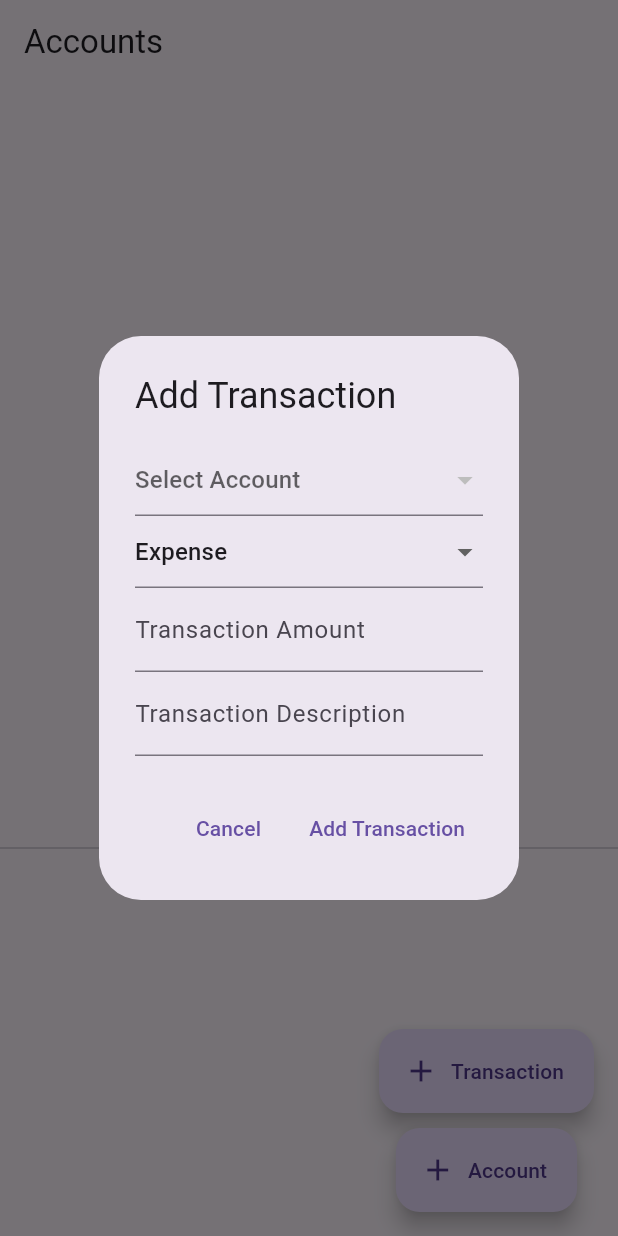
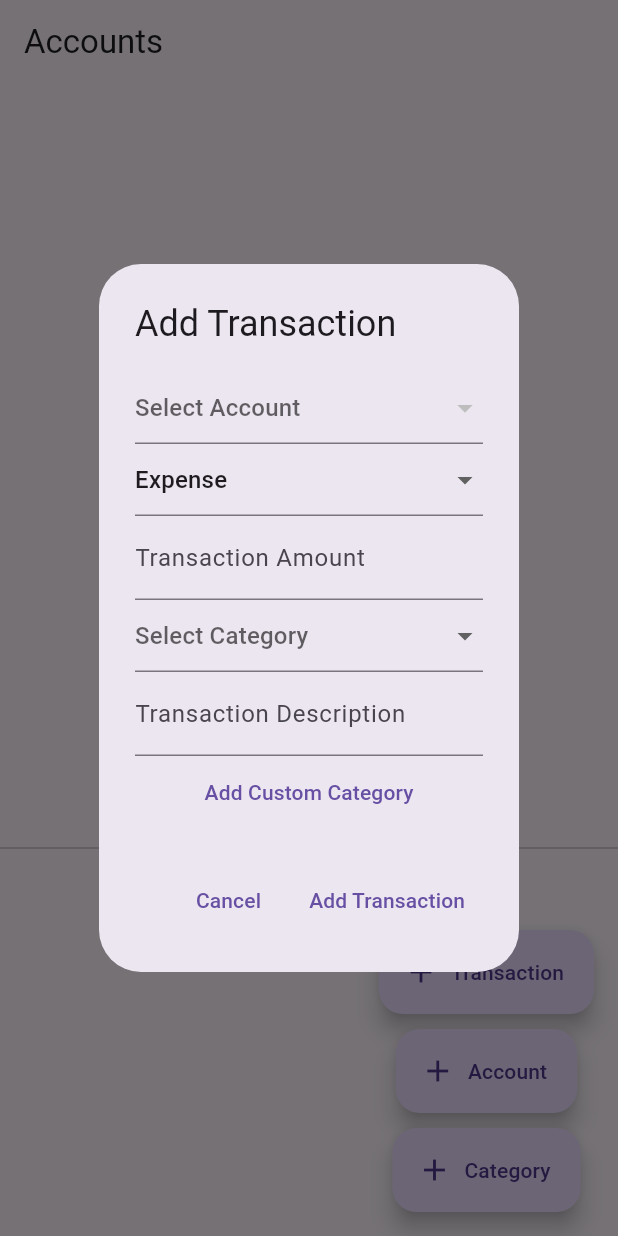
Before and after one commit to ali1altaf/WalletApp, a Flutter app: the screen it shows after launch, after a tap on "Transaction", on a phone screen of 412 x 824 dp. Run offline on Flutter 3.47's test engine with Material 3 defaults, Android fonts, the phone set to English and light mode, and no system bars; our stand-ins replace sqflite; accounts and stored records are empty.

Commit message:
wallet app

```diff
--- a/wallet_app/lib/database_helper.dart
+++ b/wallet_app/lib/database_helper.dart
@@ -18,7 +18,7 @@ class DatabaseHelper {
     final path = await getDatabasesPath();
     return openDatabase(
       join(path, 'accounts.db'),
-      version: 2, // Increment version to trigger onUpgrade
+      version: 3, // Increment version to trigger onUpgrade
       onCreate: _createDatabase,
       onUpgrade: _upgradeDatabase,
     );
@@ -42,28 +42,30 @@ class DatabaseHelper {
         amount REAL NOT NULL,
         date TEXT NOT NULL,
         type TEXT NOT NULL, -- 'credit' or 'debit'
+        category_id INTEGER NOT NULL DEFAULT 1
         FOREIGN KEY (account_id) REFERENCES accounts (id)
+        FOREIGN KEY (category_id) REFERENCES CategoryTable (id)
+      )
+    ''');
+
+    await db.execute('''
+      CREATE TABLE CategoryTable (
+        id INTEGER PRIMARY KEY AUTOINCREMENT,
+        name TEXT UNIQUE
       )
     ''');
   }
 
   /// Upgrade the database schema
-  Future<void> _upgradeDatabase(
-      Database db, int oldVersion, int newVersion) async {
+  Future<void> _upgradeDatabase(Database db, int oldVersion, int newVersion) async {
     if (oldVersion < 2) {
       await db.execute('''
-        CREATE TABLE transactions (
-          id INTEGER PRIMARY KEY AUTOINCREMENT,
-          account_id INTEGER NOT NULL,
-          description TEXT NULL,
-          amount REAL NOT NULL,
-          date TEXT NOT NULL,
-          type TEXT NOT NULL, -- 'credit' or 'debit'
-          FOREIGN KEY (account_id) REFERENCES accounts (id)
-        )
+        ALTER TABLE transactions ADD COLUMN category_id INTEGER NOT NULL DEFAULT 1 REFERENCES CategoryTable (id)
       ''');
+
     }
   }
+
 
   /// Fetch recent transactions
   Future<List<Map<String, dynamic>>> getLastTransactions(int count) async {
@@ -105,8 +107,8 @@ class DatabaseHelper {
   }
 
   /// Insert a new transaction
-  Future<int> insertTransaction(int accountId, String description,
-      double amount, String date, String type) async {
+  Future<int> insertTransaction(int accountId, String description, double amount, String date, String type, int categoryId,
+      ) async {
     final db = await database;
     return db.insert('transactions', {
       'account_id': accountId,
@@ -114,8 +116,10 @@ class DatabaseHelper {
       'amount': amount,
       'date': date,
       'type': type,
+      'category_id': categoryId,
     });
   }
+
 
   /// Fetch transactions for a specific account
   Future<List<Map<String, dynamic>>> getTransactionsByAccount(
@@ -134,4 +138,56 @@ class DatabaseHelper {
     final db = await database;
     return db.delete('transactions', where: 'id = ?', whereArgs: [id]);
   }
+
+
+  /// Initialize default categories
+  Future<void> initializeDefaultCategories() async {
+    final db = await database;
+
+    // List of default categories
+    List<Map<String, dynamic>> defaultCategories = [
+      {'name': 'Food & Drinks'},
+      {'name': 'Shopping'},
+      {'name': 'Housing'},
+      {'name': 'Transportation'},
+      {'name': 'Vehicle'},
+      {'name': 'Life & Entertainment'},
+      {'name': 'Communication & PC'},
+      {'name': 'Financial Expense'},
+      {'name': 'Investment'},
+      {'name': 'Income'},
+      {'name': 'Transfer'},
+    ];
+
+    // Insert default categories if they don't already exist
+    for (var category in defaultCategories) {
+      try {
+        await db.insert(
+          'CategoryTable',
+          category,
+          conflictAlgorithm: ConflictAlgorithm.ignore,
+        );
+      } catch (e) {
+        // Handle insertion error (if any)
+      }
+    }
+  }
+
+
+  /// insert new categories
+  Future<int> insertCategory(String name) async {
+    final db = await database;
+    return db.insert(
+      'CategoryTable',
+      {'name': name},
+      conflictAlgorithm: ConflictAlgorithm.ignore,
+    );
+  }
+
+  /// Fetch all categories
+  Future<List<Map<String, dynamic>>> getCategories() async {
+    final db = await database;
+    return db.query('CategoryTable');
+  }
+
 }
--- a/wallet_app/lib/screens/account_list_screen.dart
+++ b/wallet_app/lib/screens/account_list_screen.dart
@@ -9,15 +9,25 @@ class AccountListScreen extends StatefulWidget {
 class _AccountListScreenState extends State<AccountListScreen> {
   List<Map<String, dynamic>> _accounts = [];
   List<Map<String, dynamic>> _transactions = [];
+  List<Map<String, dynamic>> _categories = [];
   bool _isLoading = true; // To manage loading state
+
 
   @override
   void initState() {
     super.initState();
+    _initializeApp();
+  }
+
+  void _initializeApp() async {
+    await DatabaseHelper.instance.initializeDefaultCategories();
     _fetchAccounts();
     _fetchTransactions();
+    _fetchCategories(); // Fetch categories for the dropdown
+    setState(() {
+      _isLoading = false; // Stop loading after fetching
+    });
   }
-
   Future<void> _fetchAccounts() async {
     final accounts = await DatabaseHelper.instance.getAccounts();
     setState(() {
@@ -25,11 +35,20 @@ class _AccountListScreenState extends State<AccountListScreen> {
     });
   }
 
+
   Future<void> _fetchTransactions() async {
     final transactions = await DatabaseHelper.instance
         .getLastTransactions(4); // Fetch the last 4 transactions
     setState(() {
       _transactions = transactions;
+      _isLoading = false; // Stop loading after fetching
+    });
+  }
+
+  Future<void> _fetchCategories() async {
+    final Categories = await DatabaseHelper.instance.getCategories();
+    setState(() {
+      _categories = Categories;
       _isLoading = false; // Stop loading after fetching
     });
   }
@@ -116,12 +135,53 @@ class _AccountListScreenState extends State<AccountListScreen> {
     );
   }
 
+  void _showAddCategoryDialog() {
+    TextEditingController _customCategoryController = TextEditingController();
+    showDialog(
+      context: context,
+      builder: (context) {
+        return AlertDialog(
+          title: Text('Add Custom Category'),
+          content: TextField(
+            controller: _customCategoryController,
+            decoration: InputDecoration(labelText: 'Category Name'),
+          ),
+          actions: [
+            TextButton(
+              onPressed: () {
+                Navigator.pop(context);
+              },
+              child: Text('Cancel'),
+            ),
+            TextButton(
+              onPressed: () async {
+                String categoryName = _customCategoryController.text.trim();
+                if (categoryName.isNotEmpty) {
+                  await DatabaseHelper.instance.insertCategory(categoryName);
+                  _fetchCategories();
+                  Navigator.pop(context);
+                }
+              },
+              child: Text('Add'),
+            ),
+          ],
+        );
+      },
+    );
+  }
+
+
+
+
   void _transactionDialog() {
     int? selectedAccountId;
+    int? selectedCategoryId;
     int? destinationAccountId;
     TextEditingController _amountController = TextEditingController();
+    TextEditingController _descriptionController = TextEditingController();
+    TextEditingController _customCategoryController = TextEditingController();
     String transactionType = "Expense";
-    TextEditingController _descriptionController = TextEditingController();
+
 
     showDialog(
       context: context,
@@ -130,7 +190,8 @@ class _AccountListScreenState extends State<AccountListScreen> {
           builder: (context, setState) {
             return AlertDialog(
               title: Text('Add Transaction'),
-              content: Column(
+              content: SingleChildScrollView(
+                child: Column(
                   mainAxisSize: MainAxisSize.min,
                   children: [
                     DropdownButtonFormField<int>(
@@ -184,18 +245,40 @@ class _AccountListScreenState extends State<AccountListScreen> {
                         },
                         hint: Text('Select Destination Account'),
                       ),
+
                     TextField(
                       controller: _amountController,
                       keyboardType: TextInputType.number,
-                    decoration:
-                        InputDecoration(labelText: 'Transaction Amount'),
+                      decoration: InputDecoration(labelText: 'Transaction Amount'),
+                    ),
+
+                    DropdownButtonFormField<int>(
+                      value: selectedCategoryId,
+                      items: _categories
+                          .map((category) => DropdownMenuItem<int>(
+                        value: category['id'],
+                        child: Text(category['name']),
+                      ))
+                          .toList(),
+                      onChanged: (value) {
+                        setState(() {
+                          selectedCategoryId = value;
+                        });
+                      },
+                      hint: Text('Select Category'),
                     ),
                     TextField(
                       controller: _descriptionController,
-                    decoration:
-                        InputDecoration(labelText: 'Transaction Description'),
+                      decoration: InputDecoration(labelText: 'Transaction Description'),
+                    ),
+                    TextButton(
+                      onPressed: () {
+                        _showAddCategoryDialog();
+                      },
+                      child: Text('Add Custom Category'),
                     ),
                   ],
+                ),
               ),
               actions: [
                 TextButton(
@@ -207,23 +290,20 @@ class _AccountListScreenState extends State<AccountListScreen> {
                 TextButton(
                   onPressed: () async {
                     if (selectedAccountId != null &&
-                        _amountController.text.isNotEmpty &&
-                        (transactionType != "Transfer" ||
-                            destinationAccountId != null)) {
-                      double transactionAmount =
-                          double.parse(_amountController.text);
-
+                        selectedCategoryId != null &&
+                        _amountController.text.isNotEmpty) {
+                      double transactionAmount = double.parse(_amountController.text);
                       String description = _descriptionController.text;
+                      String date = DateTime.now().toIso8601String();
 
                       // Insert transaction record into the database
-                      String date =
-                          DateTime.now().toIso8601String(); // Current date
                       await DatabaseHelper.instance.insertTransaction(
                         selectedAccountId!,
                         description,
                         transactionAmount,
                         date,
                         transactionType,
+                        selectedCategoryId!,
                       );
 
                       if (transactionType == "Expense") {
@@ -256,8 +336,11 @@ class _AccountListScreenState extends State<AccountListScreen> {
                         await _updateBalance(
                             destinationAccountId!, updatedDestinationBalance);
                       }
+
+                      // Update account balance
                       _fetchTransactions();
                       _fetchAccounts();
+
                       Navigator.pop(context);
                     }
                   },
@@ -382,6 +465,12 @@ class _AccountListScreenState extends State<AccountListScreen> {
             icon: Icon(Icons.add),
             heroTag: 'addAccount',
           ),
+          SizedBox(height: 10),
+          FloatingActionButton.extended(
+            onPressed: _showAddCategoryDialog,
+            label: Text('Category'),
+            icon: Icon(Icons.add),
+          ),
         ],
       ),
     );
```
Lines whose indentation alone changed are shown as unchanged.
